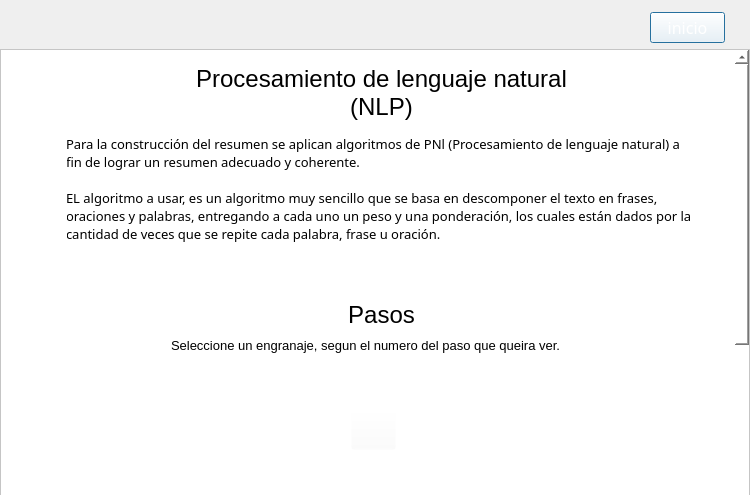
Old version of the form Views/QtViews/Algoritmo_Window.ui in the repository Napssters/Abstrac_Cientifico.
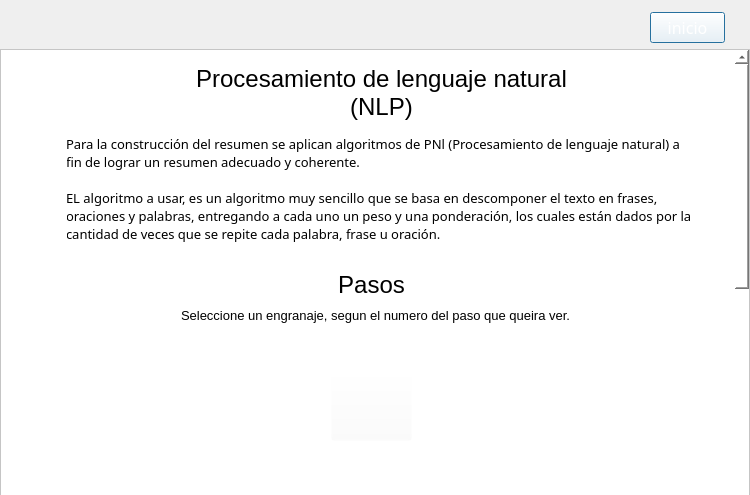
New version of the form. Icons and pictures are not drawn.

Diff of the .ui file:
```diff
--- a/Views/QtViews/Algoritmo_Window.ui
+++ b/Views/QtViews/Algoritmo_Window.ui
@@ -80,15 +80,15 @@
     <property name="geometry">
      <rect>
       <x>0</x>
-      <y>0</y>
+      <y>-511</y>
       <width>750</width>
-      <height>800</height>
+      <height>1000</height>
      </rect>
     </property>
     <property name="minimumSize">
      <size>
       <width>750</width>
-      <height>800</height>
+      <height>1000</height>
      </size>
     </property>
     <widget class="QLabel" name="label_5">
@@ -251,10 +251,10 @@
     <widget class="QPushButton" name="paso1">
      <property name="geometry">
       <rect>
-       <x>350</x>
-       <y>359</y>
-       <width>45</width>
-       <height>41</height>
+       <x>330</x>
+       <y>320</y>
+       <width>81</width>
+       <height>71</height>
       </rect>
      </property>
      <property name="styleSheet">
@@ -269,10 +269,10 @@
     <widget class="QPushButton" name="paso2">
      <property name="geometry">
       <rect>
-       <x>270</x>
-       <y>443</y>
-       <width>45</width>
-       <height>41</height>
+       <x>220</x>
+       <y>440</y>
+       <width>71</width>
+       <height>81</height>
       </rect>
      </property>
      <property name="styleSheet">
@@ -287,10 +287,10 @@
     <widget class="QPushButton" name="paso3">
      <property name="geometry">
       <rect>
-       <x>430</x>
-       <y>443</y>
-       <width>41</width>
-       <height>41</height>
+       <x>440</x>
+       <y>440</y>
+       <width>91</width>
+       <height>81</height>
       </rect>
      </property>
      <property name="styleSheet">
@@ -432,9 +432,9 @@
      <property name="geometry">
       <rect>
        <x>20</x>
-       <y>310</y>
-       <width>681</width>
-       <height>391</height>
+       <y>290</y>
+       <width>711</width>
+       <height>621</height>
       </rect>
      </property>
      <property name="text">
@@ -447,8 +447,8 @@
     <widget class="QLabel" name="label_9">
      <property name="geometry">
       <rect>
-       <x>60</x>
-       <y>240</y>
+       <x>50</x>
+       <y>210</y>
        <width>641</width>
        <height>51</height>
       </rect>
@@ -471,8 +471,8 @@
     <widget class="QLabel" name="label_11">
      <property name="geometry">
       <rect>
-       <x>170</x>
-       <y>280</y>
+       <x>180</x>
+       <y>250</y>
        <width>401</width>
        <height>31</height>
       </rect>
```
Left out of the diff: 58 changed lines with no effect on the pictures.
